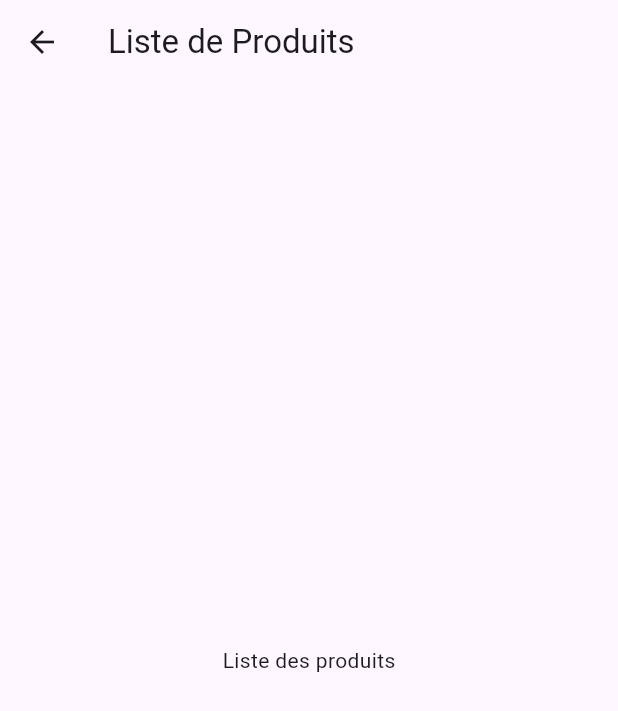
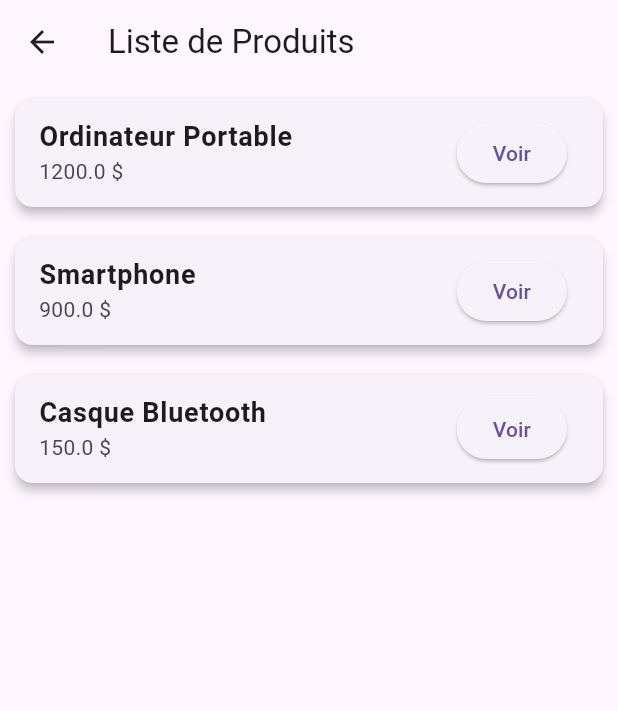
Before and after one commit to Murtada-Nmd/TP_DevApplications-flutter_app_produits, a Flutter app: the ListProduits screen opened directly, on a phone screen of 412 x 824 dp. Shown: the top 711 px of the screen. Run offline on Flutter 3.47's test engine with Material 3 defaults, Android fonts, the phone set to English and light mode, and no system bars.

Commit message:
Commit 5 - Ajout de ListView Card et navigation

```diff
--- a/lib/page_liste_produits.dart
+++ b/lib/page_liste_produits.dart
@@ -28,7 +28,36 @@ class ListProduits extends StatelessWidget {
   Widget build(BuildContext context) {
     return Scaffold(
       appBar: AppBar(title: Text("Liste de Produits")),
-      body: Center(child: Text("Liste des produits")),
+      body: ListView.builder(
+        itemCount: produits.length,
+        itemBuilder: (context, index) {
+          final produit = produits[index];
+
+          return Card(
+            elevation: 3,
+            margin: EdgeInsets.all(10),
+            child: ListTile(
+              title: Text(
+                produit.nom,
+                style: TextStyle(fontSize: 18, fontWeight: FontWeight.bold),
+              ),
+              subtitle: Text("${produit.prix} \$"),
+              trailing: ElevatedButton(
+                child: Text("Voir"),
+                onPressed: () {
+                  // Navigation vers la page Détails
+                  Navigator.push(
+                    context,
+                    MaterialPageRoute(
+                      builder: (context) => DetailsProduit(produit: produit),
+                    ),
+                  );
+                },
+              ),
+            ),
+          );
+        },
+      ),
     );
   }
 }
```
